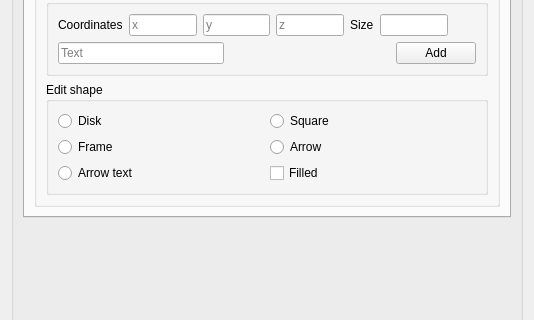
Above: src/formobjectcontrol.ui from jcldc/glnemo2 before the change; both pictures show x 0 to 534 and y 447 to 767 of the 534 by 1069 pixel window. Below: the same form after it.
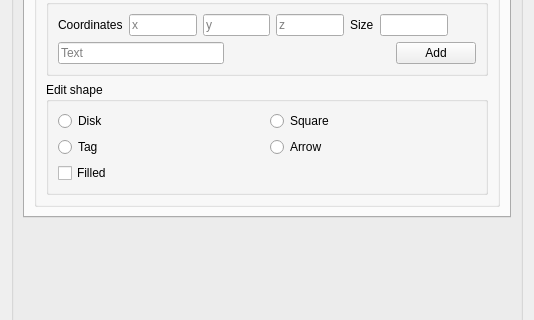
That is the form after the change. Icons and pictures are not drawn.

What changed in the file:
```diff
--- a/src/formobjectcontrol.ui
+++ b/src/formobjectcontrol.ui
@@ -1242,13 +1242,6 @@
                 <string>Edit shape</string>
                </property>
                <layout class="QGridLayout" name="gridLayout_11">
-                <item row="2" column="0">
-                 <widget class="QRadioButton" name="shape_radio_frame">
-                  <property name="text">
-                   <string>Frame</string>
-                  </property>
-                 </widget>
-                </item>
                 <item row="0" column="1">
                  <widget class="QRadioButton" name="shape_radio_square">
                   <property name="text">
@@ -1263,6 +1256,20 @@
                   </property>
                  </widget>
                 </item>
+                <item row="2" column="0">
+                 <widget class="QRadioButton" name="shape_radio_tag">
+                  <property name="text">
+                   <string>Tag</string>
+                  </property>
+                 </widget>
+                </item>
+                <item row="3" column="0">
+                 <widget class="QCheckBox" name="shape_checkbox_filled">
+                  <property name="text">
+                   <string>Filled</string>
+                  </property>
+                 </widget>
+                </item>
                 <item row="2" column="1">
                  <widget class="QRadioButton" name="shape_radio_arrow">
                   <property name="text">
@@ -1270,20 +1277,6 @@
                   </property>
                  </widget>
                 </item>
-                <item row="4" column="0">
-                 <widget class="QRadioButton" name="shape_radio_text">
-                  <property name="text">
-                   <string>Arrow text</string>
-                  </property>
-                 </widget>
-                </item>
-                <item row="4" column="1">
-                 <widget class="QCheckBox" name="shape_checkbox_filled">
-                  <property name="text">
-                   <string>Filled</string>
-                  </property>
-                 </widget>
-                </item>
                </layout>
               </widget>
              </item>
```
